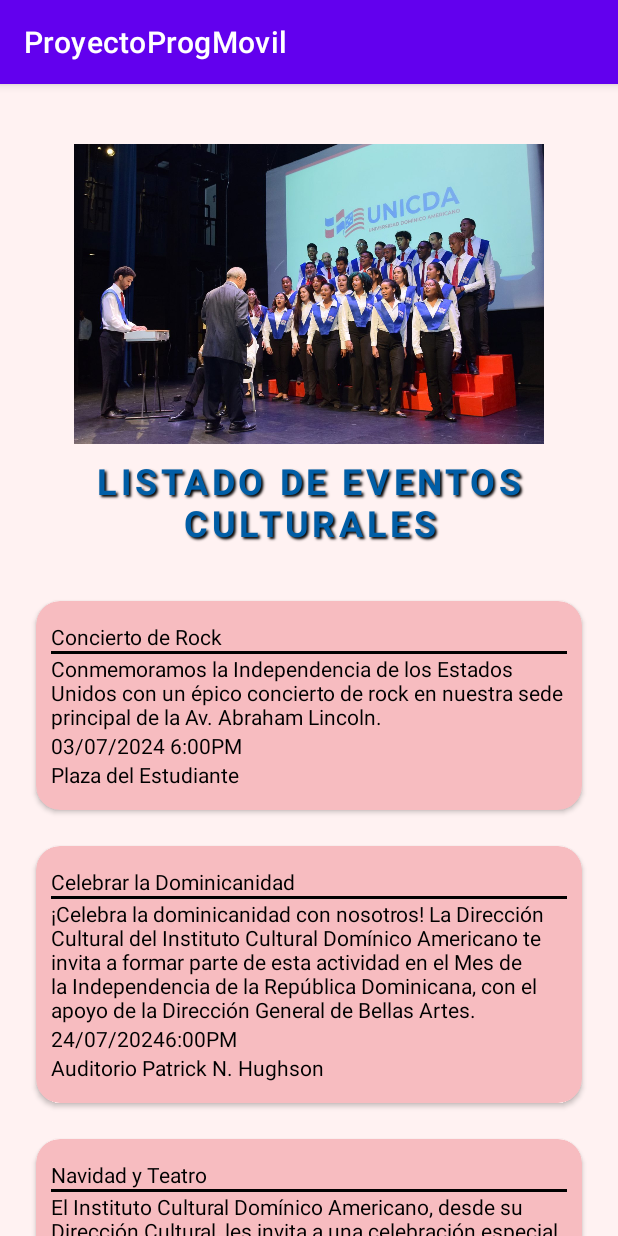
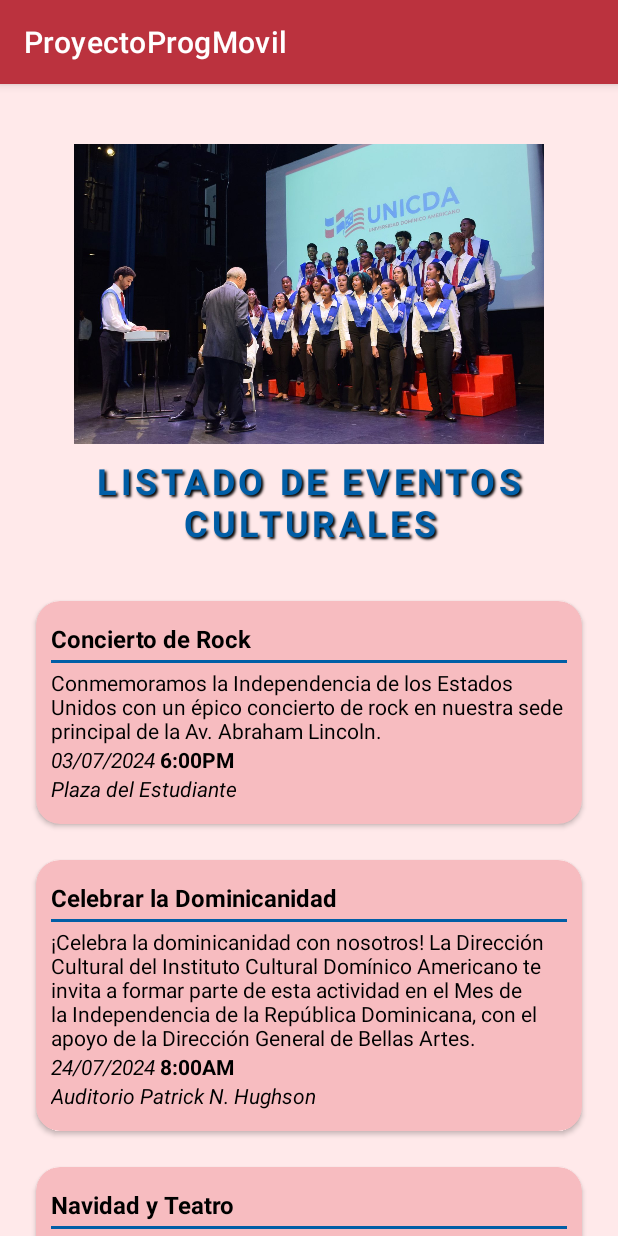
Before and after one commit to plramirez/ProyectoProgMovil, an Android app: the EventosCulturalesActivity screen opened directly, with no data from a screen before it, on a phone screen of 412 x 824 dp. Run offline under Robolectric (Android 15) with nearby library versions, the phone set to English and light mode, and no system bars.

Commit message:
Modificaciones en textos y algunos estilos de Eventos Culturales.

```diff
--- a/app/src/main/java/com/example/proyectoprogmovil/EventosCulturalesActivity.kt
+++ b/app/src/main/java/com/example/proyectoprogmovil/EventosCulturalesActivity.kt
@@ -13,8 +13,8 @@ class EventosCulturalesActivity : AppCompatActivity() {
 
     private val eventosCulturales = mutableListOf(
         EventoCultural("Concierto de Rock", "Conmemoramos la Independencia de los Estados Unidos con un épico concierto de rock en nuestra sede principal de la Av. Abraham Lincoln.", "Plaza del Estudiante", "03/07/2024 ", "6:00PM"),
-        EventoCultural("Celebrar la Dominicanidad", "¡Celebra la dominicanidad con nosotros! La Dirección Cultural del Instituto Cultural Domínico Americano te invita a formar parte de esta actividad en el Mes de la Independencia de la República Dominicana, con el apoyo de la Dirección General de Bellas Artes.", "Auditorio Patrick N. Hughson", "24/07/2024", "6:00PM"),
-        EventoCultural("Navidad y Teatro", "El Instituto Cultural Domínico Americano, desde su Dirección Cultural, les invita a una celebración especial de cierre de año,", "Auditorio Patrick N. Hughson", "24/07/2024", "6:00PM")
+        EventoCultural("Celebrar la Dominicanidad", "¡Celebra la dominicanidad con nosotros! La Dirección Cultural del Instituto Cultural Domínico Americano te invita a formar parte de esta actividad en el Mes de la Independencia de la República Dominicana, con el apoyo de la Dirección General de Bellas Artes.", "Auditorio Patrick N. Hughson", "24/07/2024 ", "8:00AM"),
+        EventoCultural("Navidad y Teatro", "El Instituto Cultural Domínico Americano, desde su Dirección Cultural, les invita a una celebración especial de cierre de año.", "Auditorio Patrick N. Hughson", "24/07/2024 ", "5:00PM")
     )
 
     private lateinit var rvEventosCulturales: RecyclerView
--- a/app/src/main/res/layout/activity_eventos_culturales.xml
+++ b/app/src/main/res/layout/activity_eventos_culturales.xml
@@ -5,7 +5,7 @@
     android:id="@+id/main"
     android:layout_width="match_parent"
     android:layout_height="match_parent"
-    android:background="#88FFE6E7"
+    android:background="#DDFFE6E7"
     tools:context=".EventosCulturalesActivity">
 
     <LinearLayout
--- a/app/src/main/res/layout/activity_menu_principal.xml
+++ b/app/src/main/res/layout/activity_menu_principal.xml
@@ -6,7 +6,7 @@
     android:layout_width="match_parent"
     android:layout_height="match_parent"
     android:orientation="vertical"
-    android:background="#88FFE6E7"
+    android:background="#DDFFE6E7"
     android:gravity="center"
     tools:context=".MenuPrincipal">
 
--- a/app/src/main/res/layout/item_event_preview.xml
+++ b/app/src/main/res/layout/item_event_preview.xml
@@ -21,6 +21,8 @@
             android:id="@+id/tvEventoCulturalNombre"
             android:layout_width="match_parent"
             android:layout_height="wrap_content"
+            android:textSize="16dp"
+            android:textStyle="bold"
             android:textColor="@color/black"
             tools:text="Nombre del Evento">
 
@@ -28,7 +30,8 @@
 
         <View
             android:id="@+id/divider"
-            android:background="@color/black"
+            android:background="@color/blue"
+            android:layout_marginVertical="3dp"
             android:layout_width="match_parent"
             android:layout_height="2dp">
 
@@ -53,6 +56,7 @@
                 android:layout_width="match_parent"
                 android:layout_height="wrap_content"
                 android:textColor="@color/black"
+                android:textStyle="italic"
                 tools:text="25/07/2024">
 
             </TextView>
@@ -62,6 +66,7 @@
                 android:layout_width="match_parent"
                 android:layout_height="wrap_content"
                 android:textColor="@color/black"
+                android:textStyle="bold"
                 tools:text=" 8:00 AM">
 
             </TextView>
@@ -72,6 +77,7 @@
             android:layout_width="match_parent"
             android:layout_height="wrap_content"
             android:textColor="@color/black"
+            android:textStyle="italic"
             tools:text="Lugar del evento">
 
         </TextView>
--- a/app/src/main/res/values/themes.xml
+++ b/app/src/main/res/values/themes.xml
@@ -2,8 +2,8 @@
     <!-- Base application theme. -->
     <style name="Theme.ProyectoProgMovil" parent="Theme.MaterialComponents.DayNight.DarkActionBar">
         <!-- Primary brand color. -->
-        <item name="colorPrimary">@color/purple_500</item>
-        <item name="colorPrimaryVariant">@color/purple_700</item>
+        <item name="colorPrimary">@color/red_1</item>
+        <item name="colorPrimaryVariant">@color/red_1</item>
         <item name="colorOnPrimary">@color/white</item>
         <!-- Secondary brand color. -->
         <item name="colorSecondary">@color/teal_200</item>
```
